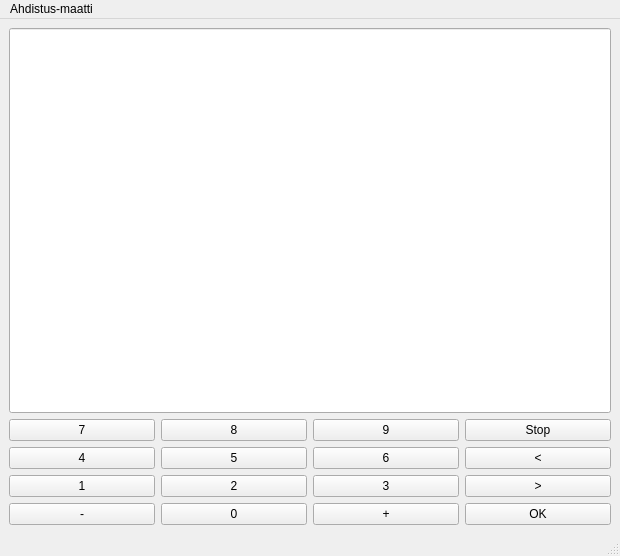
Before: the Qt Designer form bankautomat/mainwindow.ui in tvt21kmo-bank-project/group_3, drawn with Qt 5.
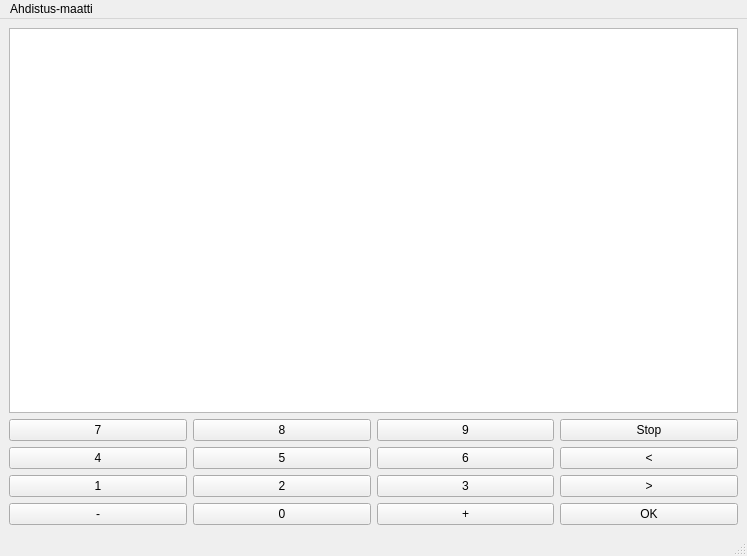
After: the same form once the commit is applied.

```diff
--- a/bankautomat/mainwindow.ui
+++ b/bankautomat/mainwindow.ui
@@ -6,7 +6,7 @@
    <rect>
     <x>0</x>
     <y>0</y>
-    <width>620</width>
+    <width>747</width>
     <height>556</height>
    </rect>
   </property>
@@ -26,121 +26,7 @@
   </property>
   <widget class="QWidget" name="centralwidget">
    <layout class="QGridLayout" name="gridLayout">
-    <item row="6" column="0">
-     <widget class="QPushButton" name="btnMinus">
-      <property name="sizePolicy">
-       <sizepolicy hsizetype="Preferred" vsizetype="Preferred">
-        <horstretch>0</horstretch>
-        <verstretch>0</verstretch>
-       </sizepolicy>
-      </property>
-      <property name="styleSheet">
-       <string notr="true">QPushButton {
-
-  background-color:  #C0C0C0;
-    border-style: outset;
-    border-width: 2px;
-    border-radius: 10px;
-    border-color: beige;
-    min-width: 10em;
-    padding: 6px;
-	color: black;
-}♣
-
-QPushButton:pressed {
-
-  background-color:  #808080;
-    border-style: outset;
-    border-width: 2px;
-    border-radius: 10px;
-    border-color: beige;
-    min-width: 10em;
-    padding: 6px;
-	color: black;
-}♣</string>
-      </property>
-      <property name="text">
-       <string>-</string>
-      </property>
-     </widget>
-    </item>
-    <item row="5" column="2">
-     <widget class="QPushButton" name="btn3">
-      <property name="sizePolicy">
-       <sizepolicy hsizetype="Preferred" vsizetype="Preferred">
-        <horstretch>0</horstretch>
-        <verstretch>0</verstretch>
-       </sizepolicy>
-      </property>
-      <property name="styleSheet">
-       <string notr="true">QPushButton {
-
-  background-color:  #C0C0C0;
-    border-style: outset;
-    border-width: 2px;
-    border-radius: 10px;
-    border-color: beige;
-    min-width: 10em;
-    padding: 6px;
-	color: black;
-}♣
-
-QPushButton:pressed {
-
-  background-color:  #808080;
-    border-style: outset;
-    border-width: 2px;
-    border-radius: 10px;
-    border-color: beige;
-    min-width: 10em;
-    padding: 6px;
-	color: black;
-}♣</string>
-      </property>
-      <property name="text">
-       <string>3</string>
-      </property>
-     </widget>
-    </item>
-    <item row="3" column="3">
-     <widget class="QPushButton" name="btnRightArrow">
-      <property name="sizePolicy">
-       <sizepolicy hsizetype="Preferred" vsizetype="Preferred">
-        <horstretch>0</horstretch>
-        <verstretch>0</verstretch>
-       </sizepolicy>
-      </property>
-      <property name="styleSheet">
-       <string notr="true">QPushButton {
-
-  background-color:  #C0C0C0;
-    border-style: outset;
-    border-width: 2px;
-    border-radius: 10px;
-    border-color: beige;
-    min-width: 10em;
-    padding: 6px;
-	color: black;
-}♣
-
-QPushButton:pressed {
-
-  background-color:  #808080;
-    border-style: outset;
-    border-width: 2px;
-    border-radius: 10px;
-    border-color: beige;
-    min-width: 10em;
-    padding: 6px;
-	color: black;
-}♣</string>
-      </property>
-      <property name="text">
-       <string>&lt;</string>
-      </property>
-     </widget>
-    </item>
-    <item row="6" column="3">
+    <item row="5" column="3">
      <widget class="QPushButton" name="btnOK">
       <property name="sizePolicy">
        <sizepolicy hsizetype="Preferred" vsizetype="Preferred">
@@ -178,121 +64,7 @@
       </property>
      </widget>
     </item>
-    <item row="5" column="0">
-     <widget class="QPushButton" name="btn1">
-      <property name="sizePolicy">
-       <sizepolicy hsizetype="Preferred" vsizetype="Preferred">
-        <horstretch>0</horstretch>
-        <verstretch>0</verstretch>
-       </sizepolicy>
-      </property>
-      <property name="styleSheet">
-       <string notr="true">QPushButton {
-
-  background-color:  #C0C0C0;
-    border-style: outset;
-    border-width: 2px;
-    border-radius: 10px;
-    border-color: beige;
-    min-width: 10em;
-    padding: 6px;
-	color: black;
-}♣
-
-QPushButton:pressed {
-
-  background-color:  #808080;
-    border-style: outset;
-    border-width: 2px;
-    border-radius: 10px;
-    border-color: beige;
-    min-width: 10em;
-    padding: 6px;
-	color: black;
-}♣</string>
-      </property>
-      <property name="text">
-       <string>1</string>
-      </property>
-     </widget>
-    </item>
-    <item row="5" column="1">
-     <widget class="QPushButton" name="btn2">
-      <property name="sizePolicy">
-       <sizepolicy hsizetype="Preferred" vsizetype="Preferred">
-        <horstretch>0</horstretch>
-        <verstretch>0</verstretch>
-       </sizepolicy>
-      </property>
-      <property name="styleSheet">
-       <string notr="true">QPushButton {
-
-  background-color:  #C0C0C0;
-    border-style: outset;
-    border-width: 2px;
-    border-radius: 10px;
-    border-color: beige;
-    min-width: 10em;
-    padding: 6px;
-	color: black;
-}♣
-
-QPushButton:pressed {
-
-  background-color:  #808080;
-    border-style: outset;
-    border-width: 2px;
-    border-radius: 10px;
-    border-color: beige;
-    min-width: 10em;
-    padding: 6px;
-	color: black;
-}♣</string>
-      </property>
-      <property name="text">
-       <string>2</string>
-      </property>
-     </widget>
-    </item>
-    <item row="3" column="2">
-     <widget class="QPushButton" name="btn6">
-      <property name="sizePolicy">
-       <sizepolicy hsizetype="Preferred" vsizetype="Preferred">
-        <horstretch>0</horstretch>
-        <verstretch>0</verstretch>
-       </sizepolicy>
-      </property>
-      <property name="styleSheet">
-       <string notr="true">QPushButton {
-
-  background-color:  #C0C0C0;
-    border-style: outset;
-    border-width: 2px;
-    border-radius: 10px;
-    border-color: beige;
-    min-width: 10em;
-    padding: 6px;
-	color: black;
-}♣
-
-QPushButton:pressed {
-
-  background-color:  #808080;
-    border-style: outset;
-    border-width: 2px;
-    border-radius: 10px;
-    border-color: beige;
-    min-width: 10em;
-    padding: 6px;
-	color: black;
-}♣</string>
-      </property>
-      <property name="text">
-       <string>6</string>
-      </property>
-     </widget>
-    </item>
-    <item row="3" column="1">
+    <item row="2" column="1">
      <widget class="QPushButton" name="btn5">
       <property name="sizePolicy">
        <sizepolicy hsizetype="Preferred" vsizetype="Preferred">
@@ -330,8 +102,8 @@
       </property>
      </widget>
     </item>
-    <item row="6" column="1">
-     <widget class="QPushButton" name="btn0">
+    <item row="1" column="3">
+     <widget class="QPushButton" name="btnStop">
       <property name="sizePolicy">
        <sizepolicy hsizetype="Preferred" vsizetype="Preferred">
         <horstretch>0</horstretch>
@@ -341,6 +113,44 @@
       <property name="styleSheet">
        <string notr="true">QPushButton {
 
+  background-color:  #FF0000;
+    border-style: outset;
+    border-width: 2px;
+    border-radius: 10px;
+    border-color: beige;
+    min-width: 10em;
+    padding: 6px;
+	color: black;
+}♣
+
+QPushButton:pressed {
+
+  background-color:  #800000;
+    border-style: outset;
+    border-width: 2px;
+    border-radius: 10px;
+    border-color: beige;
+    min-width: 10em;
+    padding: 6px;
+	color: black;
+}♣</string>
+      </property>
+      <property name="text">
+       <string>Stop</string>
+      </property>
+     </widget>
+    </item>
+    <item row="2" column="0">
+     <widget class="QPushButton" name="btn4">
+      <property name="sizePolicy">
+       <sizepolicy hsizetype="Preferred" vsizetype="Preferred">
+        <horstretch>0</horstretch>
+        <verstretch>0</verstretch>
+       </sizepolicy>
+      </property>
+      <property name="styleSheet">
+       <string notr="true">QPushButton {
+
   background-color:  #C0C0C0;
     border-style: outset;
     border-width: 2px;
@@ -364,12 +174,12 @@
 }♣</string>
       </property>
       <property name="text">
-       <string>0</string>
+       <string>4</string>
       </property>
      </widget>
     </item>
-    <item row="6" column="2">
-     <widget class="QPushButton" name="btnPlus">
+    <item row="1" column="1">
+     <widget class="QPushButton" name="btn8">
       <property name="sizePolicy">
        <sizepolicy hsizetype="Preferred" vsizetype="Preferred">
         <horstretch>0</horstretch>
@@ -402,11 +212,87 @@
 }♣</string>
       </property>
       <property name="text">
-       <string>+</string>
+       <string>8</string>
       </property>
      </widget>
     </item>
-    <item row="2" column="2">
+    <item row="4" column="1">
+     <widget class="QPushButton" name="btn2">
+      <property name="sizePolicy">
+       <sizepolicy hsizetype="Preferred" vsizetype="Preferred">
+        <horstretch>0</horstretch>
+        <verstretch>0</verstretch>
+       </sizepolicy>
+      </property>
+      <property name="styleSheet">
+       <string notr="true">QPushButton {
+
+  background-color:  #C0C0C0;
+    border-style: outset;
+    border-width: 2px;
+    border-radius: 10px;
+    border-color: beige;
+    min-width: 10em;
+    padding: 6px;
+	color: black;
+}♣
+
+QPushButton:pressed {
+
+  background-color:  #808080;
+    border-style: outset;
+    border-width: 2px;
+    border-radius: 10px;
+    border-color: beige;
+    min-width: 10em;
+    padding: 6px;
+	color: black;
+}♣</string>
+      </property>
+      <property name="text">
+       <string>2</string>
+      </property>
+     </widget>
+    </item>
+    <item row="4" column="0">
+     <widget class="QPushButton" name="btn1">
+      <property name="sizePolicy">
+       <sizepolicy hsizetype="Preferred" vsizetype="Preferred">
+        <horstretch>0</horstretch>
+        <verstretch>0</verstretch>
+       </sizepolicy>
+      </property>
+      <property name="styleSheet">
+       <string notr="true">QPushButton {
+
+  background-color:  #C0C0C0;
+    border-style: outset;
+    border-width: 2px;
+    border-radius: 10px;
+    border-color: beige;
+    min-width: 10em;
+    padding: 6px;
+	color: black;
+}♣
+
+QPushButton:pressed {
+
+  background-color:  #808080;
+    border-style: outset;
+    border-width: 2px;
+    border-radius: 10px;
+    border-color: beige;
+    min-width: 10em;
+    padding: 6px;
+	color: black;
+}♣</string>
+      </property>
+      <property name="text">
+       <string>1</string>
+      </property>
+     </widget>
+    </item>
+    <item row="1" column="2">
      <widget class="QPushButton" name="btn9">
       <property name="sizePolicy">
        <sizepolicy hsizetype="Preferred" vsizetype="Preferred">
@@ -444,7 +330,7 @@
       </property>
      </widget>
     </item>
-    <item row="2" column="0">
+    <item row="1" column="0">
      <widget class="QPushButton" name="btn7">
       <property name="sizePolicy">
        <sizepolicy hsizetype="Preferred" vsizetype="Preferred">
@@ -482,8 +368,8 @@
       </property>
      </widget>
     </item>
-    <item row="2" column="1">
-     <widget class="QPushButton" name="btn8">
+    <item row="2" column="2">
+     <widget class="QPushButton" name="btn6">
       <property name="sizePolicy">
        <sizepolicy hsizetype="Preferred" vsizetype="Preferred">
         <horstretch>0</horstretch>
@@ -516,11 +402,87 @@
 }♣</string>
       </property>
       <property name="text">
-       <string>8</string>
+       <string>6</string>
       </property>
      </widget>
     </item>
-    <item row="5" column="3">
+    <item row="5" column="2">
+     <widget class="QPushButton" name="btnPlus">
+      <property name="sizePolicy">
+       <sizepolicy hsizetype="Preferred" vsizetype="Preferred">
+        <horstretch>0</horstretch>
+        <verstretch>0</verstretch>
+       </sizepolicy>
+      </property>
+      <property name="styleSheet">
+       <string notr="true">QPushButton {
+
+  background-color:  #C0C0C0;
+    border-style: outset;
+    border-width: 2px;
+    border-radius: 10px;
+    border-color: beige;
+    min-width: 10em;
+    padding: 6px;
+	color: black;
+}♣
+
+QPushButton:pressed {
+
+  background-color:  #808080;
+    border-style: outset;
+    border-width: 2px;
+    border-radius: 10px;
+    border-color: beige;
+    min-width: 10em;
+    padding: 6px;
+	color: black;
+}♣</string>
+      </property>
+      <property name="text">
+       <string>+</string>
+      </property>
+     </widget>
+    </item>
+    <item row="5" column="0">
+     <widget class="QPushButton" name="btnMinus">
+      <property name="sizePolicy">
+       <sizepolicy hsizetype="Preferred" vsizetype="Preferred">
+        <horstretch>0</horstretch>
+        <verstretch>0</verstretch>
+       </sizepolicy>
+      </property>
+      <property name="styleSheet">
+       <string notr="true">QPushButton {
+
+  background-color:  #C0C0C0;
+    border-style: outset;
+    border-width: 2px;
+    border-radius: 10px;
+    border-color: beige;
+    min-width: 10em;
+    padding: 6px;
+	color: black;
+}♣
+
+QPushButton:pressed {
+
+  background-color:  #808080;
+    border-style: outset;
+    border-width: 2px;
+    border-radius: 10px;
+    border-color: beige;
+    min-width: 10em;
+    padding: 6px;
+	color: black;
+}♣</string>
+      </property>
+      <property name="text">
+       <string>-</string>
+      </property>
+     </widget>
+    </item>
+    <item row="4" column="3">
      <widget class="QPushButton" name="btnLeftArrow">
       <property name="sizePolicy">
        <sizepolicy hsizetype="Preferred" vsizetype="Preferred">
@@ -558,46 +520,8 @@
       </property>
      </widget>
     </item>
-    <item row="3" column="0">
-     <widget class="QPushButton" name="btn4">
-      <property name="sizePolicy">
-       <sizepolicy hsizetype="Preferred" vsizetype="Preferred">
-        <horstretch>0</horstretch>
-        <verstretch>0</verstretch>
-       </sizepolicy>
-      </property>
-      <property name="styleSheet">
-       <string notr="true">QPushButton {
-
-  background-color:  #C0C0C0;
-    border-style: outset;
-    border-width: 2px;
-    border-radius: 10px;
-    border-color: beige;
-    min-width: 10em;
-    padding: 6px;
-	color: black;
-}♣
-
-QPushButton:pressed {
-
-  background-color:  #808080;
-    border-style: outset;
-    border-width: 2px;
-    border-radius: 10px;
-    border-color: beige;
-    min-width: 10em;
-    padding: 6px;
-	color: black;
-}♣</string>
-      </property>
-      <property name="text">
-       <string>4</string>
-      </property>
-     </widget>
-    </item>
     <item row="2" column="3">
-     <widget class="QPushButton" name="btnStop">
+     <widget class="QPushButton" name="btnRightArrow">
       <property name="sizePolicy">
        <sizepolicy hsizetype="Preferred" vsizetype="Preferred">
         <horstretch>0</horstretch>
@@ -607,7 +531,7 @@
       <property name="styleSheet">
        <string notr="true">QPushButton {
 
-  background-color:  #FF0000;
+  background-color:  #C0C0C0;
     border-style: outset;
     border-width: 2px;
     border-radius: 10px;
@@ -619,7 +543,7 @@
 
 QPushButton:pressed {
 
-  background-color:  #800000;
+  background-color:  #808080;
     border-style: outset;
     border-width: 2px;
     border-radius: 10px;
@@ -630,44 +554,89 @@
 }♣</string>
       </property>
       <property name="text">
-       <string>Stop</string>
+       <string>&lt;</string>
       </property>
      </widget>
     </item>
-    <item row="1" column="0" colspan="4">
-     <widget class="QLineEdit" name="Display">
+    <item row="5" column="1">
+     <widget class="QPushButton" name="btn0">
       <property name="sizePolicy">
-       <sizepolicy hsizetype="Preferred" vsizetype="Expanding">
+       <sizepolicy hsizetype="Preferred" vsizetype="Preferred">
         <horstretch>0</horstretch>
         <verstretch>0</verstretch>
        </sizepolicy>
       </property>
-      <property name="font">
-       <font>
-        <family>Arial</family>
-        <pointsize>18</pointsize>
-        <weight>75</weight>
-        <bold>true</bold>
-       </font>
+      <property name="styleSheet">
+       <string notr="true">QPushButton {
+
+  background-color:  #C0C0C0;
+    border-style: outset;
+    border-width: 2px;
+    border-radius: 10px;
+    border-color: beige;
+    min-width: 10em;
+    padding: 6px;
+	color: black;
+}♣
+
+QPushButton:pressed {
+
+  background-color:  #808080;
+    border-style: outset;
+    border-width: 2px;
+    border-radius: 10px;
+    border-color: beige;
+    min-width: 10em;
+    padding: 6px;
+	color: black;
+}♣</string>
       </property>
-      <property name="layoutDirection">
-       <enum>Qt::LeftToRight</enum>
+      <property name="text">
+       <string>0</string>
       </property>
+     </widget>
+    </item>
+    <item row="4" column="2">
+     <widget class="QPushButton" name="btn3">
+      <property name="sizePolicy">
+       <sizepolicy hsizetype="Preferred" vsizetype="Preferred">
+        <horstretch>0</horstretch>
+        <verstretch>0</verstretch>
+       </sizepolicy>
+      </property>
       <property name="styleSheet">
-       <string notr="true">QLineedit{
-	background-color:gray;
-	border: 1px solid gray;
-	color: #ffffff
+       <string notr="true">QPushButton {
+
+  background-color:  #C0C0C0;
+    border-style: outset;
+    border-width: 2px;
+    border-radius: 10px;
+    border-color: beige;
+    min-width: 10em;
+    padding: 6px;
+	color: black;
+}♣
+
+QPushButton:pressed {
+
+  background-color:  #808080;
+    border-style: outset;
+    border-width: 2px;
+    border-radius: 10px;
+    border-color: beige;
+    min-width: 10em;
+    padding: 6px;
+	color: black;
 }♣</string>
       </property>
       <property name="text">
-       <string/>
+       <string>3</string>
       </property>
-      <property name="alignment">
-       <set>Qt::AlignCenter</set>
-      </property>
      </widget>
     </item>
+    <item row="0" column="0" colspan="4">
+     <widget class="QTextEdit" name="Display"/>
+    </item>
    </layout>
   </widget>
   <widget class="QMenuBar" name="menubar">
@@ -675,8 +644,8 @@
     <rect>
      <x>0</x>
      <y>0</y>
-     <width>620</width>
-     <height>21</height>
+     <width>747</width>
+     <height>26</height>
     </rect>
    </property>
    <widget class="QMenu" name="menuAhdistus_maatti">
```
